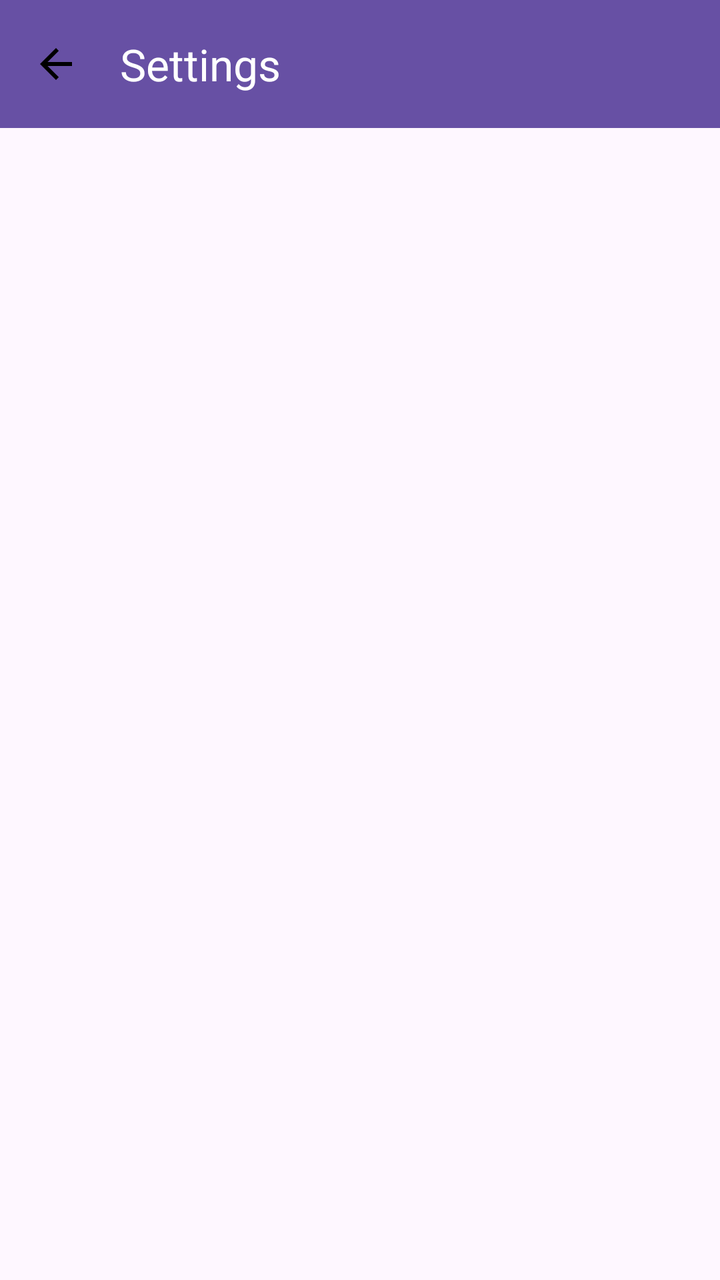
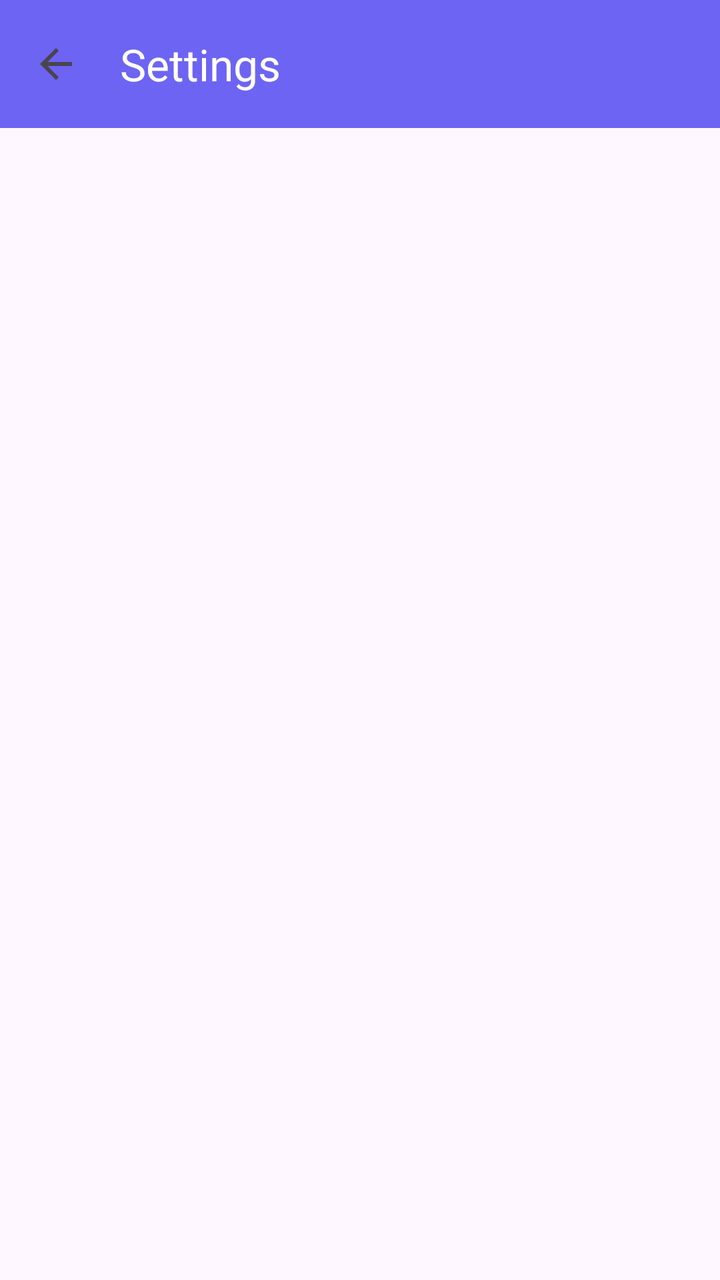

Before-and-after screenshots of an Android layout around one commit, followed by the original layout XML and the change that was made.
<!-- AndroidManifest.xml: application theme Theme.Axis -->
<!-- res/layout/activity_settings.xml -->
<?xml version="1.0" encoding="utf-8"?>
<androidx.constraintlayout.widget.ConstraintLayout 
    xmlns:android="http://schemas.android.com/apk/res/android"
    xmlns:app="http://schemas.android.com/apk/res-auto"
    android:layout_width="match_parent"
    android:layout_height="match_parent">

    
    <androidx.appcompat.widget.Toolbar
        android:id="@+id/toolbar"
        android:layout_width="match_parent"
        android:layout_height="?attr/actionBarSize"
        android:background="@color/primary"
        android:elevation="4dp"
        app:title="Settings"
        app:titleTextColor="@android:color/white"
        app:navigationIcon="?attr/homeAsUpIndicator"
        app:layout_constraintTop_toTopOf="parent"/>

    
    <androidx.recyclerview.widget.RecyclerView
        android:id="@+id/settingsRecyclerView"
        android:layout_width="match_parent"
        android:layout_height="0dp"
        android:padding="8dp"
        app:layout_constraintTop_toBottomOf="@id/toolbar"
        app:layout_constraintBottom_toBottomOf="parent"/>

</androidx.constraintlayout.widget.ConstraintLayout>
<!-- resources referenced by this layout -->
<resources>
  <color name="primary">#6750A4</color>
  <style name="Theme.Axis" parent="Base.Theme.Axis" />
  <style name="Base.Theme.Axis" parent="Theme.Material3.DayNight.NoActionBar">
          
          <item name="android:textColorPrimary">#000000</item>
          <item name="android:textColorSecondary">#000000</item>
          <item name="android:textColor">#000000</item>
      </style>
</resources>

<!-- the commit's change to res/layout/activity_settings.xml (unified diff, before → after) -->
@@ -10,8 +10,7 @@
         android:id="@+id/toolbar"
         android:layout_width="match_parent"
         android:layout_height="?attr/actionBarSize"
-        android:background="@color/primary"
-        android:elevation="4dp"
+        android:background="#6D64F3"
         app:title="Settings"
         app:titleTextColor="@android:color/white"
         app:navigationIcon="?attr/homeAsUpIndicator"
<!-- resource entries referenced after the edit -->
@@ -1,12 +1,9 @@
 <!-- resources referenced by this layout -->
 <resources>
-  <color name="primary">#6750A4</color>
   <style name="Theme.Axis" parent="Base.Theme.Axis" />
   <style name="Base.Theme.Axis" parent="Theme.Material3.DayNight.NoActionBar">
           
-          <item name="android:textColorPrimary">#000000</item>
-          <item name="android:textColorSecondary">#000000</item>
-          <item name="android:textColor">#000000</item>
+          
       </style>
 </resources>
 
